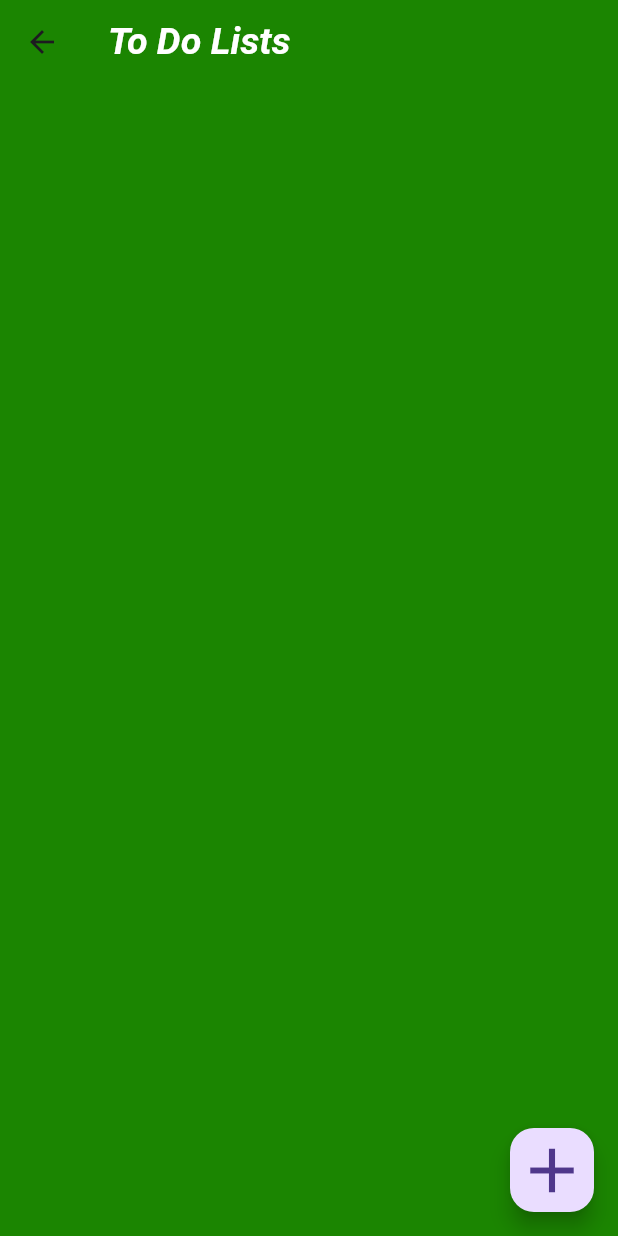
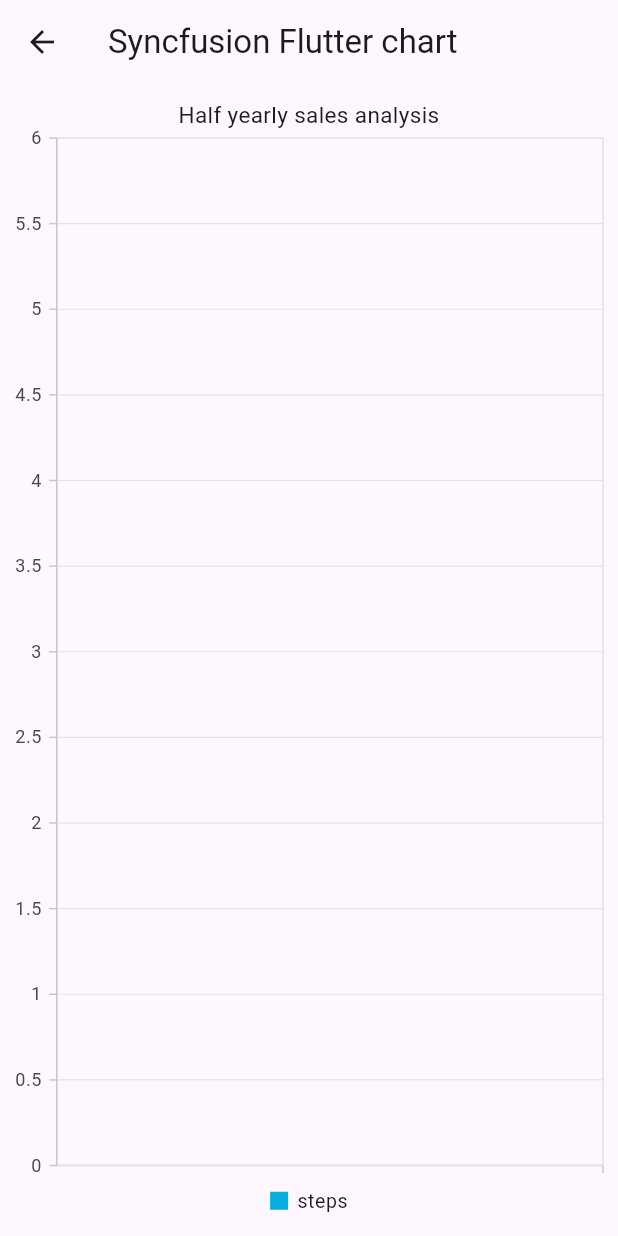
Before and after one commit to SemihKucukpehlivan/kisisel_hedef_asistani, a Flutter app: the MenuScreen screen opened directly, after a tap on "Graphics", on a phone screen of 412 x 824 dp. Run offline on Flutter 3.47's test engine with Material 3 defaults, Android fonts, the light colour scheme and no system bars; our stand-ins replace cloud_firestore, firebase_auth, firebase_core, fluttertoast, google_sign_in, pedometer and 1 more; accounts and stored records are empty.

Commit message:
Pedometer added

```diff
--- /dev/null
+++ b/lib/model/pedometerModel.dart
@@ -0,0 +1,6 @@
+class PedometerModel {
+  PedometerModel(this.day, this.steps);
+
+  final String day;
+  final int steps;
+}
--- /dev/null
+++ b/lib/screens/chartGraphic.dart
@@ -0,0 +1,74 @@
+import 'package:cloud_firestore/cloud_firestore.dart';
+import 'package:firebase_auth/firebase_auth.dart';
+import 'package:flutter/material.dart';
+import 'package:kisisel_hedef_asistani/model/pedometerModel.dart';
+import 'package:syncfusion_flutter_charts/charts.dart';
+
+class ChartGraphics extends StatefulWidget {
+  ChartGraphics({Key? key}) : super(key: key);
+
+  @override
+  _ChartGraphicsState createState() => _ChartGraphicsState();
+}
+
+class _ChartGraphicsState extends State<ChartGraphics> {
+  List<PedometerModel> data = [];
+  User? user = FirebaseAuth.instance.currentUser;
+
+  @override
+  void initState() {
+    // TODO: implement initState
+    super.initState();
+    _updateData();
+  }
+
+  void _updateData() async {
+    if (user != null) {
+      QuerySnapshot<Map<String, dynamic>> querySnapshot =
+          await FirebaseFirestore.instance
+              .collection("pedometer")
+              .where("userId", isEqualTo: user!.uid)
+              .get();
+
+      List<PedometerModel> newDataList =
+          querySnapshot.docs.map((DocumentSnapshot<Map<String, dynamic>> doc) {
+        return PedometerModel(
+          doc["day"],
+          doc["steps"],
+        );
+      }).toList();
+
+      setState(() {
+        data = newDataList;
+      });
+    }
+  }
+
+  @override
+  Widget build(BuildContext context) {
+    return Scaffold(
+      appBar: AppBar(
+        title: const Text('Syncfusion Flutter chart'),
+      ),
+      body: SfCartesianChart(
+        primaryXAxis: CategoryAxis(),
+        // Chart title
+        title: ChartTitle(text: 'Half yearly sales analysis'),
+        // Enable legend
+        legend: Legend(isVisible: true),
+        // Enable tooltip
+        tooltipBehavior: TooltipBehavior(enable: true),
+        series: <CartesianSeries<PedometerModel, String>>[
+          LineSeries<PedometerModel, String>(
+            dataSource: data,
+            xValueMapper: (PedometerModel steps, _) => steps.day,
+            yValueMapper: (PedometerModel steps, _) => steps.steps,
+            name: 'steps',
+            // Enable data label
+            dataLabelSettings: const DataLabelSettings(isVisible: true),
+          ),
+        ],
+      ),
+    );
+  }
+}
--- a/lib/screens/createToDoScreen.dart
+++ b/lib/screens/createToDoScreen.dart
@@ -1,7 +1,7 @@
 import 'package:cloud_firestore/cloud_firestore.dart';
 import 'package:firebase_auth/firebase_auth.dart';
 import 'package:flutter/material.dart';
-import 'package:kisisel_hedef_asistani/model/model.dart';
+import 'package:kisisel_hedef_asistani/model/toDoModel.dart';
 import 'package:kisisel_hedef_asistani/services/firestore_service.dart';
 import 'package:kisisel_hedef_asistani/widgets/textInputContainer.dart';
 
--- a/lib/screens/listTodoScreen.dart
+++ b/lib/screens/listTodoScreen.dart
@@ -2,7 +2,7 @@ import 'package:firebase_auth/firebase_auth.dart';
 import 'package:flutter/material.dart';
 import 'package:fluttertoast/fluttertoast.dart';
 import 'package:intl/intl.dart';
-import 'package:kisisel_hedef_asistani/model/model.dart';
+import 'package:kisisel_hedef_asistani/model/toDoModel.dart';
 import 'package:kisisel_hedef_asistani/screens/createToDoScreen.dart';
 import 'package:kisisel_hedef_asistani/services/firestore_service.dart';
 import 'package:kisisel_hedef_asistani/widgets/textInputContainer.dart';
--- a/lib/screens/menuScreen.dart
+++ b/lib/screens/menuScreen.dart
@@ -1,6 +1,7 @@
 import 'package:flutter/material.dart';
-import 'package:kisisel_hedef_asistani/screens/createToDoScreen.dart';
+import 'package:kisisel_hedef_asistani/screens/chartGraphic.dart';
 import 'package:kisisel_hedef_asistani/screens/listTodoScreen.dart';
+import 'package:kisisel_hedef_asistani/screens/pedometerScreen.dart';
 import 'package:kisisel_hedef_asistani/screens/stopWatchScreen.dart';
 import 'package:kisisel_hedef_asistani/widgets/cardWidget.dart';
 
@@ -32,9 +33,9 @@ class MenuScreen extends StatelessWidget {
                   Row(
                     mainAxisAlignment: MainAxisAlignment.spaceEvenly,
                     children: [
-                      const CardWidget(
+                      CardWidget(
                           title: "Exercise",
-                          nextPage: CreateToDoScreen(),
+                          nextPage: PedometerScreen(),
                           imagePath: "assets/images/exercise.png"),
                       CardWidget(
                           title: "To Do",
@@ -47,12 +48,12 @@ class MenuScreen extends StatelessWidget {
                     mainAxisAlignment: MainAxisAlignment.spaceEvenly,
                     children: [
                       CardWidget(
-                          title: 'Calendar',
+                          title: 'Stopwatch',
                           nextPage: StopWatchScreen(),
-                          imagePath: "assets/images/indir.png"),
+                          imagePath: "assets/images/stopwatch.png"),
                       CardWidget(
                           title: "Graphics",
-                          nextPage: TodoListScreen(),
+                          nextPage: ChartGraphics(),
                           imagePath: "assets/images/grafik.png")
                     ],
                   ),
--- a/lib/screens/stopWatchScreen.dart
+++ b/lib/screens/stopWatchScreen.dart
@@ -25,7 +25,7 @@ class _StopWatchScreenState extends State<StopWatchScreen> {
   void dispose() {
     _stopwatch.stop();
     if (_timer.isActive) {
-      _timer.cancel(); // Timer'ı dispose et
+      _timer.cancel();
     }
     super.dispose();
   }
@@ -118,7 +118,7 @@ class _StopWatchScreenState extends State<StopWatchScreen> {
 
   void _saveTimeToFirebase() async {
     if (_user != null) {
-      String userUid = _user!.uid;
+      String userUid = _user.uid;
       FirestoreService firestoreService = FirestoreService();
       // FirestoreService'deki saveTime metodunu çağırın
       await firestoreService.saveTime(_elapsedTime, userUid);
--- a/pubspec.yaml
+++ b/pubspec.yaml
@@ -41,6 +41,10 @@ dependencies:
   fluttertoast: ^8.2.4
   google_sign_in: ^6.2.1
   intl: ^0.17.0
+  syncfusion_flutter_charts: ^21.2.4
+  pedometer: ^4.0.1
+
+
 
 
 
```
Also changed, not shown: lib/screens/pedometerScreen.dart (added, +130 -0 lines), lib/services/firestore_service.dart (+18 -1 lines), assets/images/indir.png (deleted), assets/images/stopwatch.png (added), lib/model/toDoModel.dart (renamed from lib/model/model.dart), pubspec.lock, 1 other file.
